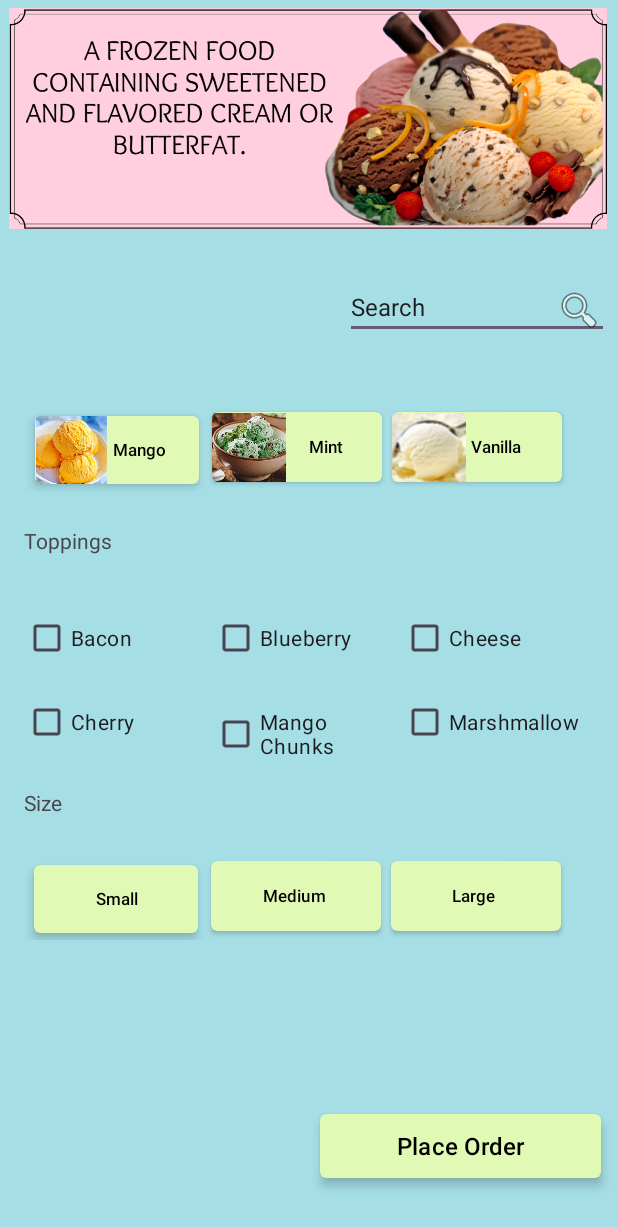
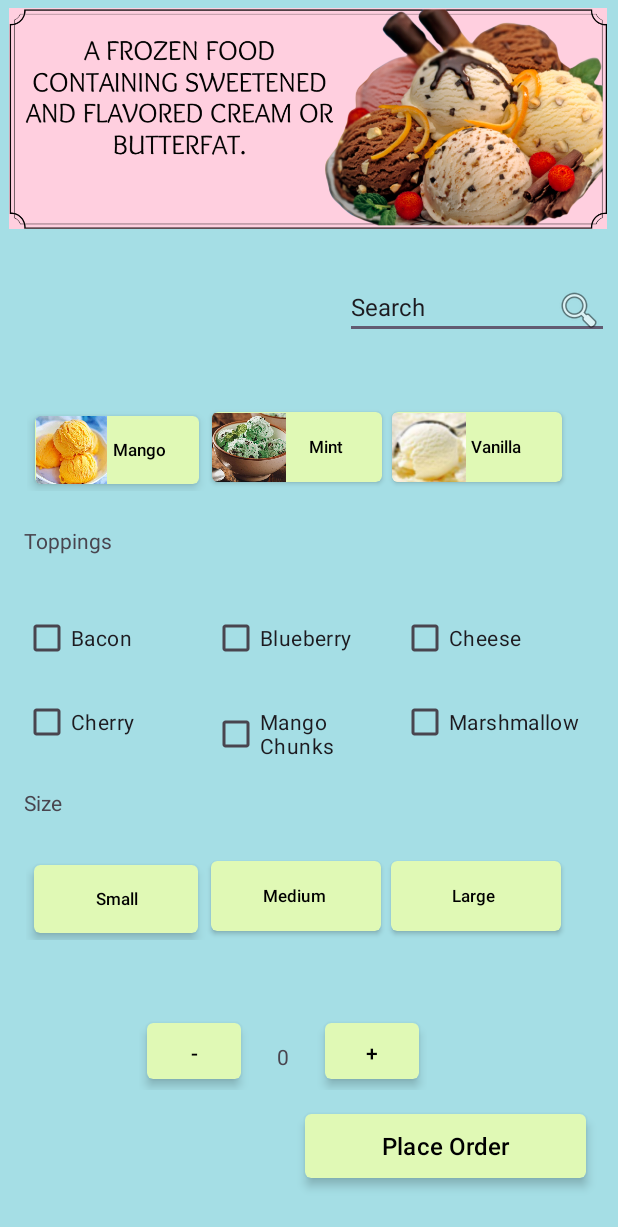
Before and after one commit to t01yo/ice-cream-calculator-android, an Android app: the HomeActivity screen opened directly, with no data from a screen before it, on a phone screen of 412 x 824 dp. Shown: the top 1227 px of the screen. Run offline under Robolectric (Android 15) with nearby library versions, the phone set to English and light mode, and no system bars; Roboto replaces fonts that are not available here.

Commit message:
improvements, di ko alam yung inedit ko basta activity_home.xml, activity_second.xml at yung respective kotlin files nila

```diff
--- a/app/src/main/java/com/bitress/icecreamcalculator/HomeActivity.kt
+++ b/app/src/main/java/com/bitress/icecreamcalculator/HomeActivity.kt
@@ -6,13 +6,35 @@ import android.os.Bundle
 import android.view.View
 import android.widget.Button
 import android.widget.CheckBox
+import android.widget.TextView
 
 class HomeActivity : AppCompatActivity() {
 
+    private var quantity = 0
+    private lateinit var quantityTextView: TextView
     private lateinit var placeOrderButton: Button
     override fun onCreate(savedInstanceState: Bundle?) {
         super.onCreate(savedInstanceState)
         setContentView(R.layout.activity_home)
+
+        val minusButton: Button = findViewById(R.id.minus)
+        val plusButton: Button = findViewById(R.id.plus)
+        quantityTextView = findViewById(R.id.quantityTextView)
+
+        quantityTextView.text = quantity.toString()
+
+        minusButton.setOnClickListener {
+            if (quantity > 0) {
+                quantity--
+                updateQuantity()
+            }
+        }
+
+        plusButton.setOnClickListener {
+            quantity++
+            updateQuantity()
+        }
+
 
         val mangoFlavourButton = findViewById<Button>(R.id.mangoButton)
         val mintFlavourButton = findViewById<Button>(R.id.mintButton)
@@ -126,13 +148,19 @@ class HomeActivity : AppCompatActivity() {
 
             totalPrice += sizePrice
 
+            val finalPrice = quantity * totalPrice
+
             val intent = Intent(this, SecondActivity::class.java)
             intent.putExtra("flavour", selectedFlavour)
             intent.putExtra("size", selectedSize)
             intent.putStringArrayListExtra("toppings", ArrayList(selectedToppings))
-            intent.putExtra("total_price", totalPrice)
+            intent.putExtra("total_price", finalPrice)
             startActivity(intent)
         }
 
     }
+
+    private fun updateQuantity() {
+        quantityTextView.text = quantity.toString()
+    }
 }
--- a/app/src/main/java/com/bitress/icecreamcalculator/SecondActivity.kt
+++ b/app/src/main/java/com/bitress/icecreamcalculator/SecondActivity.kt
@@ -4,6 +4,7 @@ import android.content.Intent
 import androidx.appcompat.app.AppCompatActivity
 import android.os.Bundle
 import android.widget.Button
+import android.widget.ImageView
 import android.widget.TextView
 
 class SecondActivity : AppCompatActivity() {
@@ -13,6 +14,7 @@ class SecondActivity : AppCompatActivity() {
         super.onCreate(savedInstanceState)
         setContentView(R.layout.activity_second)
 
+        val flavourImage = findViewById<ImageView>(R.id.flavourImage)
         val flavorTextView = findViewById<TextView>(R.id.flavorTextView)
         val toppingsTextView = findViewById<TextView>(R.id.toppingsTextView)
         val totalPriceTextView = findViewById<TextView>(R.id.totalPriceTextView)
@@ -21,12 +23,21 @@ class SecondActivity : AppCompatActivity() {
 
         returnHomeButton = findViewById(R.id.returnHomeButton)
 
-
-
         val flavor = intent.getStringExtra("flavour")
         val toppings = intent.getStringArrayListExtra("toppings")
         val totalPrice = intent.getIntExtra("total_price", 0)
         val size = intent.getStringExtra("size")
+
+        when (flavor) {
+            "Mango" -> flavourImage.setImageResource(R.drawable.mango)
+            "Mint" ->  flavourImage.setImageResource(R.drawable.mint)
+            "Vanilla" ->  flavourImage.setImageResource(R.drawable.vanilla)
+            else -> {
+                flavourImage.setImageResource(R.drawable.logo)
+            }
+        }
+
+
 
 
         flavorTextView.text = "Flavor: $flavor"
--- a/app/src/main/res/layout/activity_home.xml
+++ b/app/src/main/res/layout/activity_home.xml
@@ -169,7 +169,7 @@
         app:cardUseCompatPadding="true"
         app:layout_constraintBottom_toBottomOf="parent"
         app:layout_constraintEnd_toEndOf="parent"
-        app:layout_constraintHorizontal_bias="0.971"
+        app:layout_constraintHorizontal_bias="0.924"
         app:layout_constraintStart_toStartOf="parent"
         app:layout_constraintTop_toTopOf="parent"
         app:layout_constraintVertical_bias="0.959">
@@ -360,5 +360,76 @@
 
     </LinearLayout>
 
+    <LinearLayout
+        android:layout_width="192dp"
+        android:layout_height="52dp"
+        android:orientation="horizontal"
+        app:layout_constraintBottom_toBottomOf="parent"
+        app:layout_constraintEnd_toEndOf="parent"
+        app:layout_constraintHorizontal_bias="0.42"
+        app:layout_constraintStart_toStartOf="parent"
+        app:layout_constraintTop_toTopOf="parent"
+        app:layout_constraintVertical_bias="0.874">
+
+        <androidx.cardview.widget.CardView
+            android:id="@+id/minusCardView"
+            android:layout_width="73dp"
+            android:layout_height="match_parent"
+            app:cardBackgroundColor="#E0F9B5 "
+            app:cardCornerRadius="4dp"
+            app:cardElevation="4dp"
+            app:cardUseCompatPadding="true"
+            app:layout_constraintBottom_toBottomOf="parent"
+            app:layout_constraintEnd_toEndOf="parent"
+            app:layout_constraintHorizontal_bias="0.924"
+            app:layout_constraintStart_toStartOf="parent"
+            app:layout_constraintTop_toTopOf="parent"
+            app:layout_constraintVertical_bias="0.959">
+
+            <Button
+                android:id="@+id/minus"
+                android:layout_width="wrap_content"
+                android:layout_height="wrap_content"
+                android:background="@android:color/transparent"
+                android:text="-"
+                android:textColor="@color/black"
+                android:textSize="14sp" />
+        </androidx.cardview.widget.CardView>
+
+        <TextView
+            android:id="@+id/quantityTextView"
+            android:layout_width="45dp"
+            android:layout_height="match_parent"
+            android:layout_marginTop="20sp"
+            android:text="1"
+            android:textAlignment="center" />
+
+
+        <androidx.cardview.widget.CardView
+            android:id="@+id/plusCardView"
+            android:layout_width="73dp"
+            android:layout_height="match_parent"
+            app:cardBackgroundColor="#E0F9B5 "
+            app:cardCornerRadius="4dp"
+            app:cardElevation="4dp"
+            app:cardUseCompatPadding="true"
+            app:layout_constraintBottom_toBottomOf="parent"
+            app:layout_constraintEnd_toEndOf="parent"
+            app:layout_constraintHorizontal_bias="0.924"
+            app:layout_constraintStart_toStartOf="parent"
+            app:layout_constraintTop_toTopOf="parent"
+            app:layout_constraintVertical_bias="0.959">
+
+            <Button
+                android:id="@+id/plus"
+                android:layout_width="wrap_content"
+                android:layout_height="wrap_content"
+                android:background="@android:color/transparent"
+                android:text="+"
+                android:textColor="@color/black"
+                android:textSize="14sp" />
+        </androidx.cardview.widget.CardView>
+    </LinearLayout>
+
 
 </androidx.constraintlayout.widget.ConstraintLayout>
--- a/app/src/main/res/layout/activity_second.xml
+++ b/app/src/main/res/layout/activity_second.xml
@@ -92,7 +92,7 @@
             app:layout_constraintVertical_bias="0.191">
 
             <ImageView
-                android:id="@+id/imageView2"
+                android:id="@+id/flavourImage"
                 android:layout_width="match_parent"
                 android:layout_height="match_parent"
                 android:scaleType="fitXY"
```
